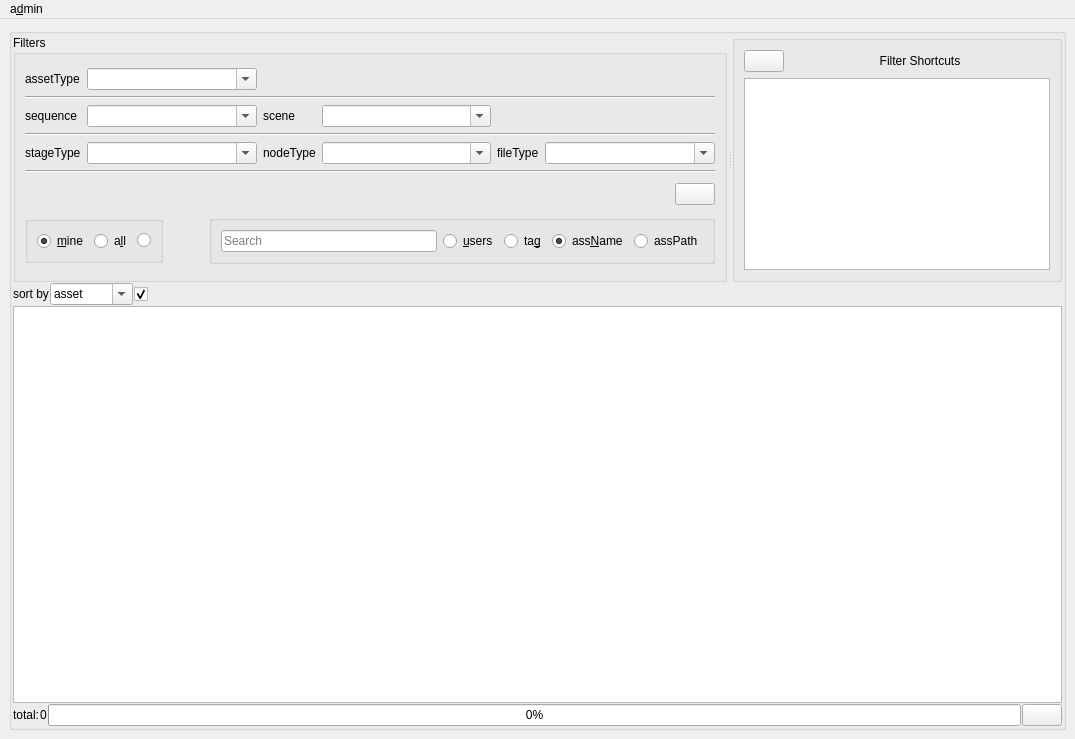
Above: rbhusUI/lib/qt5/rbhusPipe_trak/ui_main.ui from aumanimationstudios/rbhus before the change. Below: the same form after it.
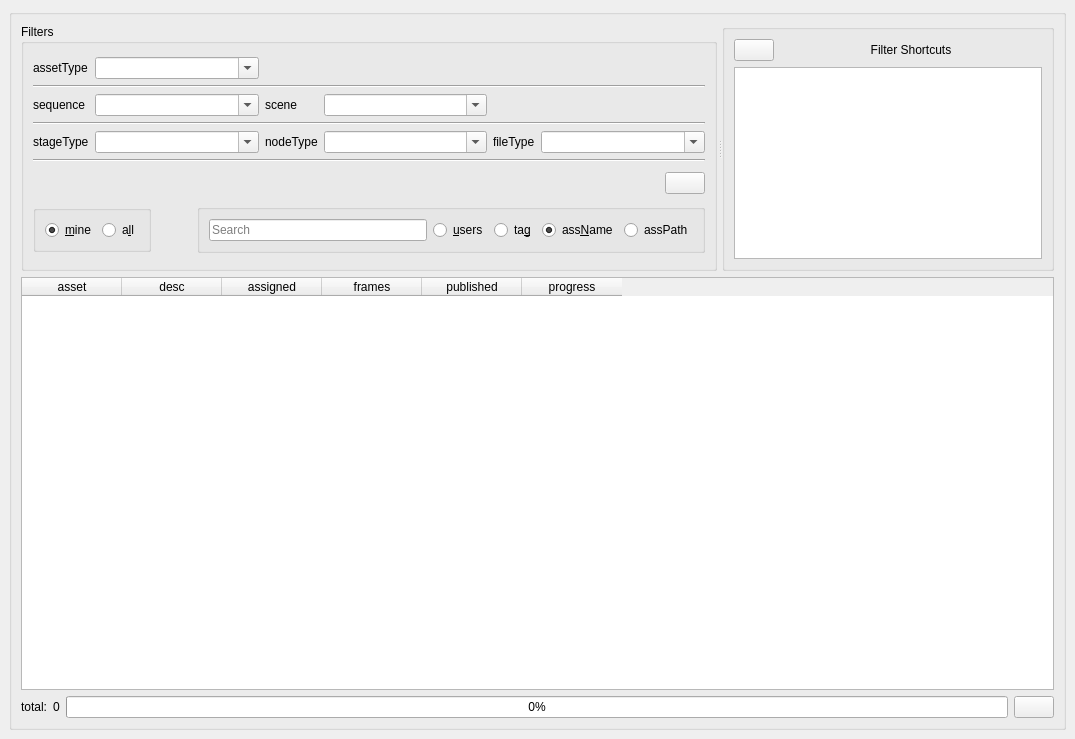
That is the form after the change.

The edit to the form file:
```diff
--- a/rbhusUI/lib/qt5/rbhusPipe_trak/ui_main.ui
+++ b/rbhusUI/lib/qt5/rbhusPipe_trak/ui_main.ui
@@ -51,12 +51,8 @@
    <string>rbhusPipe 2.0</string>
   </property>
   <widget class="QWidget" name="centralwidget">
-   <layout class="QVBoxLayout" name="verticalLayout_6">
+   <layout class="QVBoxLayout" name="verticalLayout_2">
     <item>
-     <widget class="QSplitter" name="splitterProj">
-      <property name="orientation">
-       <enum>Qt::Horizontal</enum>
-      </property>
       <widget class="QGroupBox" name="groupBox">
        <property name="sizePolicy">
         <sizepolicy hsizetype="MinimumExpanding" vsizetype="MinimumExpanding">
@@ -76,22 +72,7 @@
        <property name="flat">
         <bool>false</bool>
        </property>
-       <layout class="QVBoxLayout" name="verticalLayout_2">
-        <property name="spacing">
-         <number>1</number>
-        </property>
-        <property name="leftMargin">
-         <number>1</number>
-        </property>
-        <property name="topMargin">
-         <number>1</number>
-        </property>
-        <property name="rightMargin">
-         <number>1</number>
-        </property>
-        <property name="bottomMargin">
-         <number>1</number>
-        </property>
+      <layout class="QVBoxLayout" name="verticalLayout">
         <item>
          <widget class="QSplitter" name="splitter">
           <property name="sizePolicy">
@@ -399,16 +380,6 @@
                    </property>
                   </widget>
                  </item>
-                 <item>
-                  <widget class="QRadioButton" name="radioStarred">
-                   <property name="focusPolicy">
-                    <enum>Qt::NoFocus</enum>
-                   </property>
-                   <property name="text">
-                    <string/>
-                   </property>
-                  </widget>
-                 </item>
                 </layout>
                </widget>
               </item>
@@ -626,133 +597,6 @@
          </widget>
         </item>
         <item>
-         <layout class="QHBoxLayout" name="horizontalLayout_8">
-          <item>
-           <widget class="QLabel" name="label_6">
-            <property name="sizePolicy">
-             <sizepolicy hsizetype="Preferred" vsizetype="Fixed">
-              <horstretch>0</horstretch>
-              <verstretch>0</verstretch>
-             </sizepolicy>
-            </property>
-            <property name="text">
-             <string>sort by</string>
-            </property>
-           </widget>
-          </item>
-          <item>
-           <widget class="QComboBox" name="comboBoxSort">
-            <property name="focusPolicy">
-             <enum>Qt::NoFocus</enum>
-            </property>
-            <property name="editable">
-             <bool>true</bool>
-            </property>
-            <property name="sizeAdjustPolicy">
-             <enum>QComboBox::AdjustToContents</enum>
-            </property>
-            <item>
-             <property name="text">
-              <string>asset</string>
-             </property>
-            </item>
-            <item>
-             <property name="text">
-              <string>review</string>
-             </property>
-            </item>
-            <item>
-             <property name="text">
-              <string>modified</string>
-             </property>
-            </item>
-            <item>
-             <property name="text">
-              <string>published</string>
-             </property>
-            </item>
-            <item>
-             <property name="text">
-              <string>version</string>
-             </property>
-            </item>
-            <item>
-             <property name="text">
-              <string>assigned</string>
-             </property>
-            </item>
-            <item>
-             <property name="text">
-              <string>reviewer</string>
-             </property>
-            </item>
-            <item>
-             <property name="text">
-              <string>creator</string>
-             </property>
-            </item>
-           </widget>
-          </item>
-          <item>
-           <widget class="QCheckBox" name="radioAsc">
-            <property name="sizePolicy">
-             <sizepolicy hsizetype="Minimum" vsizetype="Minimum">
-              <horstretch>0</horstretch>
-              <verstretch>0</verstretch>
-             </sizepolicy>
-            </property>
-            <property name="focusPolicy">
-             <enum>Qt::NoFocus</enum>
-            </property>
-            <property name="text">
-             <string/>
-            </property>
-            <property name="checked">
-             <bool>true</bool>
-            </property>
-           </widget>
-          </item>
-          <item>
-           <spacer name="horizontalSpacer">
-            <property name="orientation">
-             <enum>Qt::Horizontal</enum>
-            </property>
-            <property name="sizeHint" stdset="0">
-             <size>
-              <width>40</width>
-              <height>20</height>
-             </size>
-            </property>
-           </spacer>
-          </item>
-         </layout>
-        </item>
-        <item>
-         <widget class="QSplitter" name="splitterAssetDetails">
-          <property name="sizePolicy">
-           <sizepolicy hsizetype="Preferred" vsizetype="MinimumExpanding">
-            <horstretch>0</horstretch>
-            <verstretch>0</verstretch>
-           </sizepolicy>
-          </property>
-          <property name="minimumSize">
-           <size>
-            <width>0</width>
-            <height>200</height>
-           </size>
-          </property>
-          <property name="orientation">
-           <enum>Qt::Horizontal</enum>
-          </property>
-          <property name="opaqueResize">
-           <bool>true</bool>
-          </property>
-          <property name="handleWidth">
-           <number>5</number>
-          </property>
-          <property name="childrenCollapsible">
-           <bool>true</bool>
-          </property>
           <widget class="QTableWidget" name="tableWidgetAssets">
            <property name="sizePolicy">
             <sizepolicy hsizetype="MinimumExpanding" vsizetype="MinimumExpanding">
@@ -767,10 +611,10 @@
             <enum>Qt::ScrollBarAsNeeded</enum>
            </property>
            <property name="horizontalScrollBarPolicy">
-            <enum>Qt::ScrollBarAlwaysOff</enum>
+          <enum>Qt::ScrollBarAsNeeded</enum>
            </property>
            <property name="sizeAdjustPolicy">
-            <enum>QAbstractScrollArea::AdjustIgnored</enum>
+          <enum>QAbstractScrollArea::AdjustToContents</enum>
            </property>
            <property name="autoScroll">
             <bool>false</bool>
@@ -791,7 +635,7 @@
             <enum>QAbstractItemView::SelectRows</enum>
            </property>
            <property name="textElideMode">
-            <enum>Qt::ElideNone</enum>
+          <enum>Qt::ElideMiddle</enum>
            </property>
            <property name="verticalScrollMode">
             <enum>QAbstractItemView::ScrollPerPixel</enum>
@@ -799,7 +643,42 @@
            <property name="horizontalScrollMode">
             <enum>QAbstractItemView::ScrollPerPixel</enum>
            </property>
-          </widget>
+         <property name="sortingEnabled">
+          <bool>true</bool>
+         </property>
+         <attribute name="verticalHeaderVisible">
+          <bool>false</bool>
+         </attribute>
+         <column>
+          <property name="text">
+           <string>asset</string>
+          </property>
+         </column>
+         <column>
+          <property name="text">
+           <string>desc</string>
+          </property>
+         </column>
+         <column>
+          <property name="text">
+           <string>assigned</string>
+          </property>
+         </column>
+         <column>
+          <property name="text">
+           <string>frames</string>
+          </property>
+         </column>
+         <column>
+          <property name="text">
+           <string>published</string>
+          </property>
+         </column>
+         <column>
+          <property name="text">
+           <string>progress</string>
+          </property>
+         </column>
          </widget>
         </item>
         <item>
@@ -872,28 +751,9 @@
         </item>
        </layout>
       </widget>
-     </widget>
     </item>
    </layout>
   </widget>
-  <widget class="QMenuBar" name="menuBar">
-   <property name="geometry">
-    <rect>
-     <x>0</x>
-     <y>0</y>
-     <width>1075</width>
-     <height>23</height>
-    </rect>
-   </property>
-   <widget class="QMenu" name="menuAdmin">
-    <property name="title">
-     <string>a&amp;dmin</string>
-    </property>
-    <addaction name="actionNew_seq_scn"/>
-    <addaction name="actionEdit_seq_scn"/>
-   </widget>
-   <addaction name="menuAdmin"/>
-  </widget>
   <action name="actionNew_seq_scn">
    <property name="text">
     <string>&amp;new seq/scn</string>
```
Left out of the diff: 8 changed lines with no effect on the pictures. Lines whose indentation alone changed are shown as unchanged.
